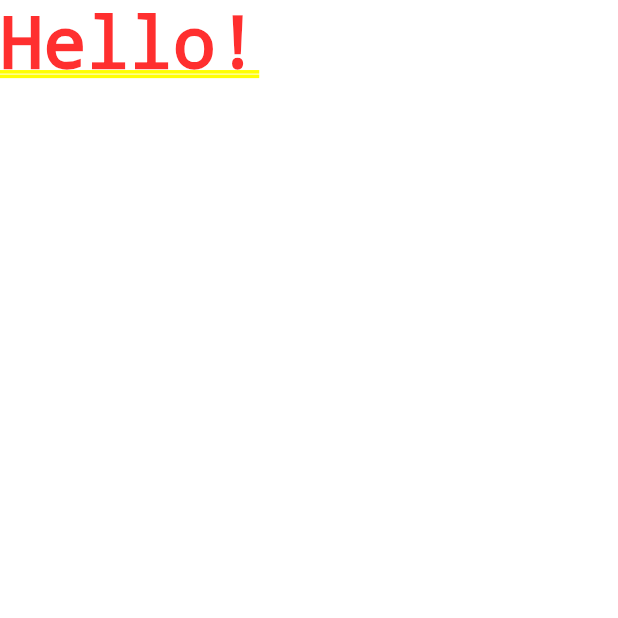
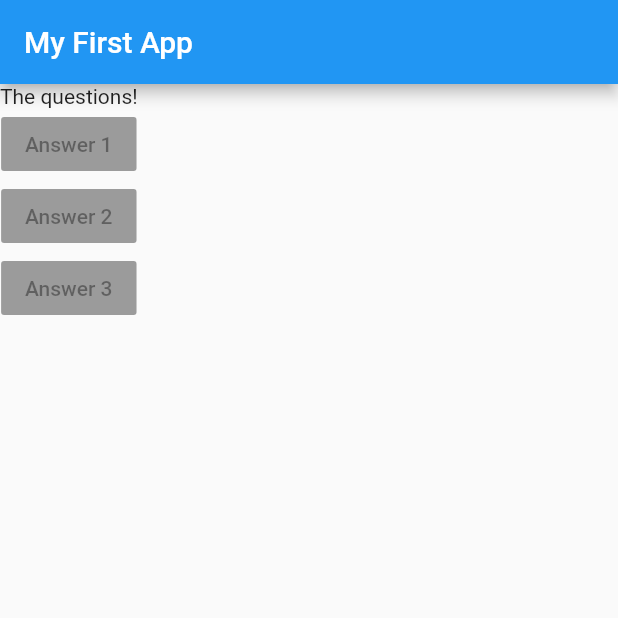
Before and after one commit to kotinos/quiz_app, a Flutter app: the screen it shows after launch, on a phone screen of 412 x 824 dp, the top half of it. Run offline on Flutter 3.47's test engine with Material 2 defaults, Android fonts, the phone set to English and light mode, and no system bars.

Commit message:
Created body and answers.

```diff
--- a/quiz_app/lib/main.dart
+++ b/quiz_app/lib/main.dart
@@ -1,12 +1,29 @@
 import 'package:flutter/material.dart';
 
-void main() {
-  runApp(MyApp());
-}
+void main() => runApp(MyApp());
 
 class MyApp extends StatelessWidget {
   @override
   Widget build(BuildContext context) {
-    return MaterialApp(home: Text('Hello!'),);
+    var questions = [
+      'What\'s your favorite color?',
+      'What\'s is your favorite animal?'
+    ];
+
+    return MaterialApp(
+      home: Scaffold(
+        appBar: AppBar(
+          title: Text('My First App'),
+        ),
+        body: Column(
+          children: [
+            Text('The questions!'),
+            RaisedButton(child: Text('Answer 1'), onPressed: null),
+            RaisedButton(child: Text('Answer 2'), onPressed: null),
+            RaisedButton(child: Text('Answer 3'), onPressed: null),
+          ],
+        ),
+      ),
+    );
   }
 }
```
